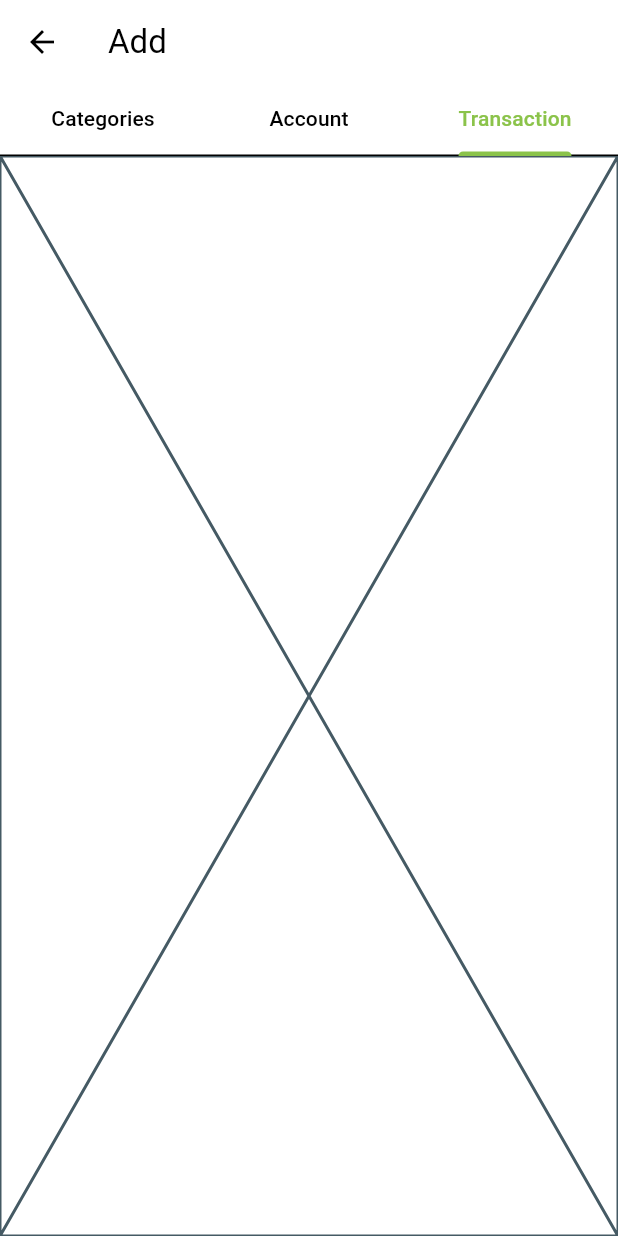
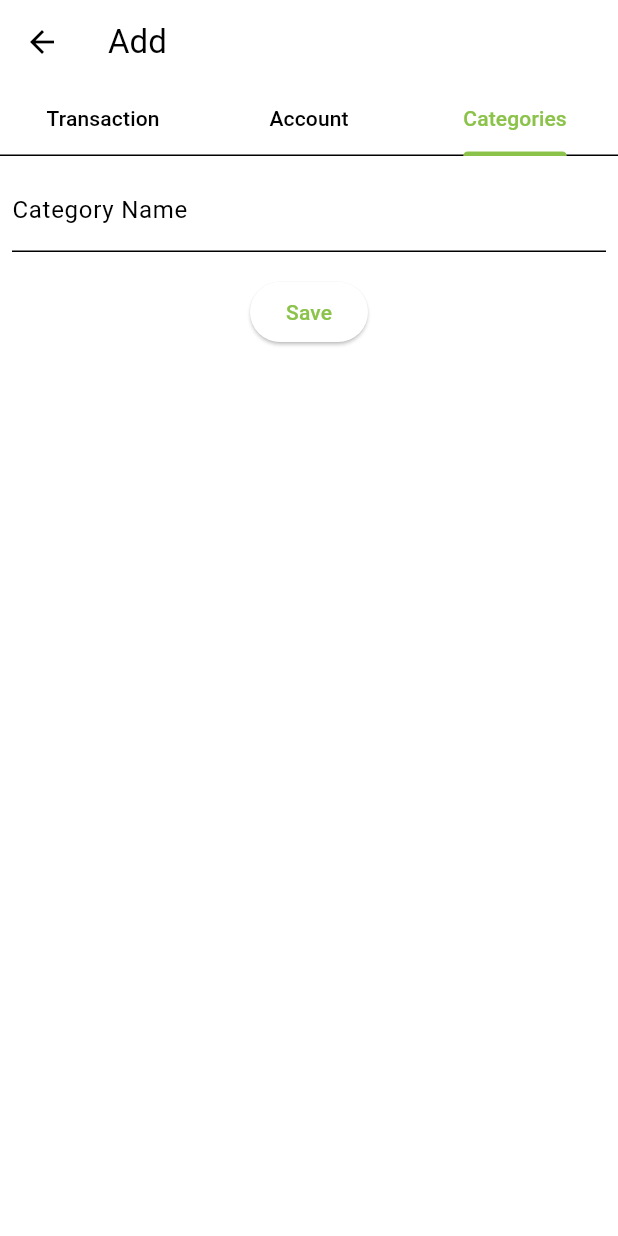
Before and after one commit to darlingson/makobili_flutter_app, a Flutter app: the HomeScreenAddActionsDialog screen opened directly, tab 3 chosen, on a phone screen of 412 x 824 dp. Run offline on Flutter 3.47's test engine with Material 3 defaults, Android fonts, the phone set to English and light mode, and no system bars; our stand-ins replace sqflite; missing offline and left inert: dart:js; accounts and stored records are empty.

Commit message:
created the add categories form

```diff
--- a/lib/components/add_categories_form.dart
+++ b/lib/components/add_categories_form.dart
@@ -1,4 +1,6 @@
 import 'package:flutter/material.dart';
+import 'package:makobili/models/category.dart';
+import 'package:makobili/utils/database_helper.dart';
 
 class AddCategoriesForm extends StatefulWidget {
   const AddCategoriesForm({super.key});
@@ -8,8 +10,47 @@ class AddCategoriesForm extends StatefulWidget {
 }
 
 class _AddCategoriesFormState extends State<AddCategoriesForm> {
+  final _formKey = GlobalKey<FormState>();
+  String _name = '';
+  Future<void> _saveCategory() async {
+    if (_formKey.currentState!.validate()) {
+      _formKey.currentState!.save();
+      final category = Category(
+        id: DateTime.now().millisecondsSinceEpoch.toString(),
+        name: _name,
+      );
+      await DatabaseHelper.instance.insertCategory(category);
+      Navigator.of(context).pop();
+    }
+  }
+
   @override
   Widget build(BuildContext context) {
-    return const Placeholder();
+    return Form(
+        key: _formKey,
+        child: SingleChildScrollView(
+            child: Padding(
+                padding: const EdgeInsets.all(8.0),
+                child: Column(children: [
+                  TextFormField(
+                    decoration: const InputDecoration(
+                      labelText: 'Category Name',
+                    ),
+                    validator: (value) {
+                      if (value == null || value.isEmpty) {
+                        return 'Please enter category name';
+                      }
+                      return null;
+                    },
+                    onSaved: (value) {
+                      _name = value!;
+                    },
+                  ),
+                  const SizedBox(height: 16.0),
+                  ElevatedButton(
+                    onPressed: _saveCategory,
+                    child: const Text('Save'),
+                  )
+                ]))));
   }
 }
--- a/lib/components/homescreen_add_actions_dialog.dart
+++ b/lib/components/homescreen_add_actions_dialog.dart
@@ -15,9 +15,9 @@ class HomeScreenAddActionsDialog extends StatelessWidget {
             title: const Text('Add'),
             bottom: const TabBar(
               tabs: [
+                Tab(text: 'Transaction'),
+                Tab(text: 'Account'),
                 Tab(text: 'Categories'),
-                Tab(text: 'Account'),
-                Tab(text: 'Transaction'),
               ],
             ),
           ),
```
